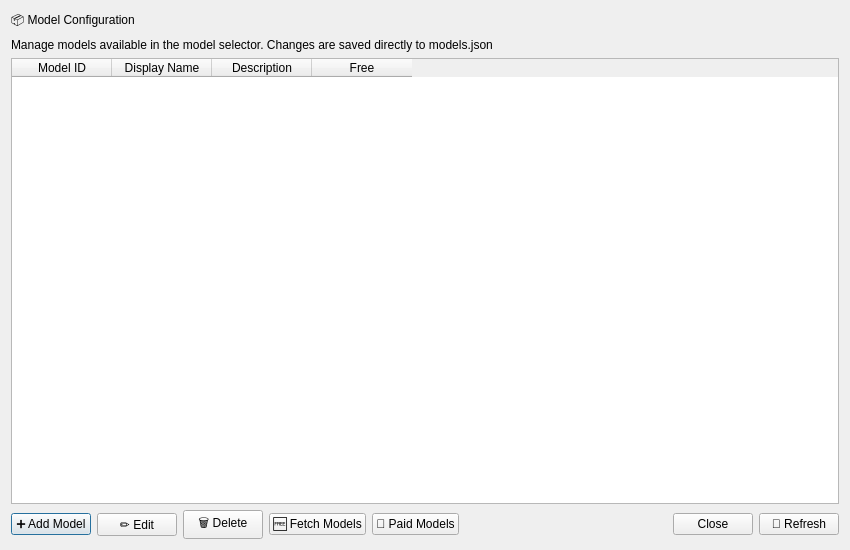
Before: the Qt Designer form ui_designer/model_manager.ui in Arean82/llm_chat_app, drawn with Qt 5.
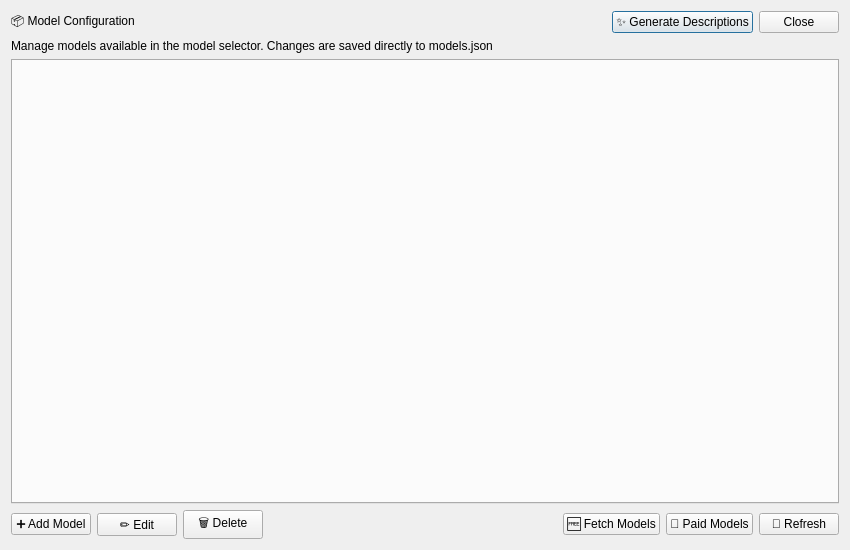
After: the same form once the commit is applied.

Commit message:
feat(ui): Enhance main window and model manager UI with new buttons and size adjustments
feat(logging): Implement log viewer dialog and update logger for better log management

fix(path): Ensure resource paths are created if they don't exist

refactor(workers): Introduce description generator and paid model fetch workers for improved model handling

chore: Remove obsolete description worker and update related files

Diff of the .ui file:
```diff
--- a/ui_designer/model_manager.ui
+++ b/ui_designer/model_manager.ui
@@ -39,6 +39,20 @@
        </property>
       </spacer>
      </item>
+     <item>
+      <widget class="QPushButton" name="generate_desc_btn">
+       <property name="text">
+        <string>✨ Generate Descriptions</string>
+       </property>
+      </widget>
+     </item>
+     <item>
+      <widget class="QPushButton" name="close_btn">
+       <property name="text">
+        <string>Close</string>
+       </property>
+      </widget>
+     </item>
     </layout>
    </item>
    <item>
@@ -49,31 +63,7 @@
     </widget>
    </item>
    <item>
-    <widget class="QTableWidget" name="table">
-     <property name="columnCount">
-      <number>4</number>
-     </property>
-     <column>
-      <property name="text">
-       <string>Model ID</string>
-      </property>
-     </column>
-     <column>
-      <property name="text">
-       <string>Display Name</string>
-      </property>
-     </column>
-     <column>
-      <property name="text">
-       <string>Description</string>
-      </property>
-     </column>
-     <column>
-      <property name="text">
-       <string>Free</string>
-      </property>
-     </column>
-    </widget>
+    <widget class="QTabWidget" name="tabWidget"/>
    </item>
    <item>
     <layout class="QHBoxLayout">
@@ -98,6 +88,19 @@
        </property>
       </widget>
      </item>
+     <item>
+      <spacer name="horizontalSpacer2">
+       <property name="orientation">
+        <enum>Qt::Orientation::Horizontal</enum>
+       </property>
+       <property name="sizeHint" stdset="0">
+        <size>
+         <width>0</width>
+         <height>0</height>
+        </size>
+       </property>
+      </spacer>
+     </item>
      <item>
       <widget class="QPushButton" name="fetch_free_btn">
        <property name="text">
@@ -112,26 +115,6 @@
        </property>
       </widget>
      </item>
-     <item>
-      <spacer name="horizontalSpacer2">
-       <property name="orientation">
-        <enum>Qt::Orientation::Horizontal</enum>
-       </property>
-       <property name="sizeHint" stdset="0">
-        <size>
-         <width>0</width>
-         <height>0</height>
-        </size>
-       </property>
-      </spacer>
-     </item>
-     <item>
-      <widget class="QPushButton" name="close_btn">
-       <property name="text">
-        <string>Close</string>
-       </property>
-      </widget>
-     </item>
      <item>
       <widget class="QPushButton" name="refresh_btn">
        <property name="text">
@@ -141,23 +124,6 @@
      </item>
     </layout>
    </item>
-   <item>
-    <layout class="QHBoxLayout">
-     <item>
-      <spacer name="horizontalSpacer3">
-       <property name="orientation">
-        <enum>Qt::Orientation::Horizontal</enum>
-       </property>
-       <property name="sizeHint" stdset="0">
-        <size>
-         <width>0</width>
-         <height>0</height>
-        </size>
-       </property>
-      </spacer>
-     </item>
-    </layout>
-   </item>
   </layout>
  </widget>
  <resources/>
```
The commit also changes 14 other files.
